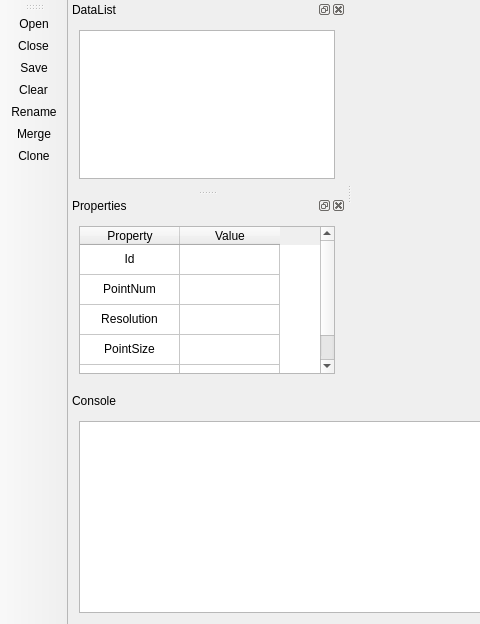
The window that cloudtool/mainwindow/mainwindow.ui (alex-hjm/cloudtool) describes before a commit, drawn with Qt 5; both pictures show x 0 to 480 and y 0 to 624 of the 1044 by 624 pixel window.
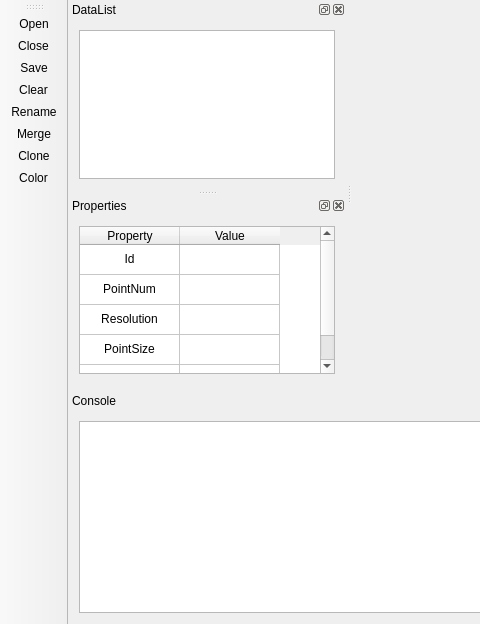
The same window after the commit. Icons and pictures are not drawn. Custom widgets are drawn as their Qt base class.

The edit to the form file:
```diff
--- a/cloudtool/mainwindow/mainwindow.ui
+++ b/cloudtool/mainwindow/mainwindow.ui
@@ -206,6 +206,7 @@
    <addaction name="actionRename"/>
    <addaction name="actionMerge"/>
    <addaction name="actionClone"/>
+   <addaction name="actionColor"/>
   </widget>
   <action name="actionOpen">
    <property name="icon">
@@ -282,6 +283,15 @@
     <enum>QAction::NoRole</enum>
    </property>
   </action>
+  <action name="actionColor">
+   <property name="icon">
+    <iconset resource="../resources/res.qrc">
+     <normaloff>:/res/icon/color.svg</normaloff>:/res/icon/color.svg</iconset>
+   </property>
+   <property name="text">
+    <string>Color</string>
+   </property>
+  </action>
  </widget>
  <layoutdefault spacing="6" margin="11"/>
  <customwidgets>
```
